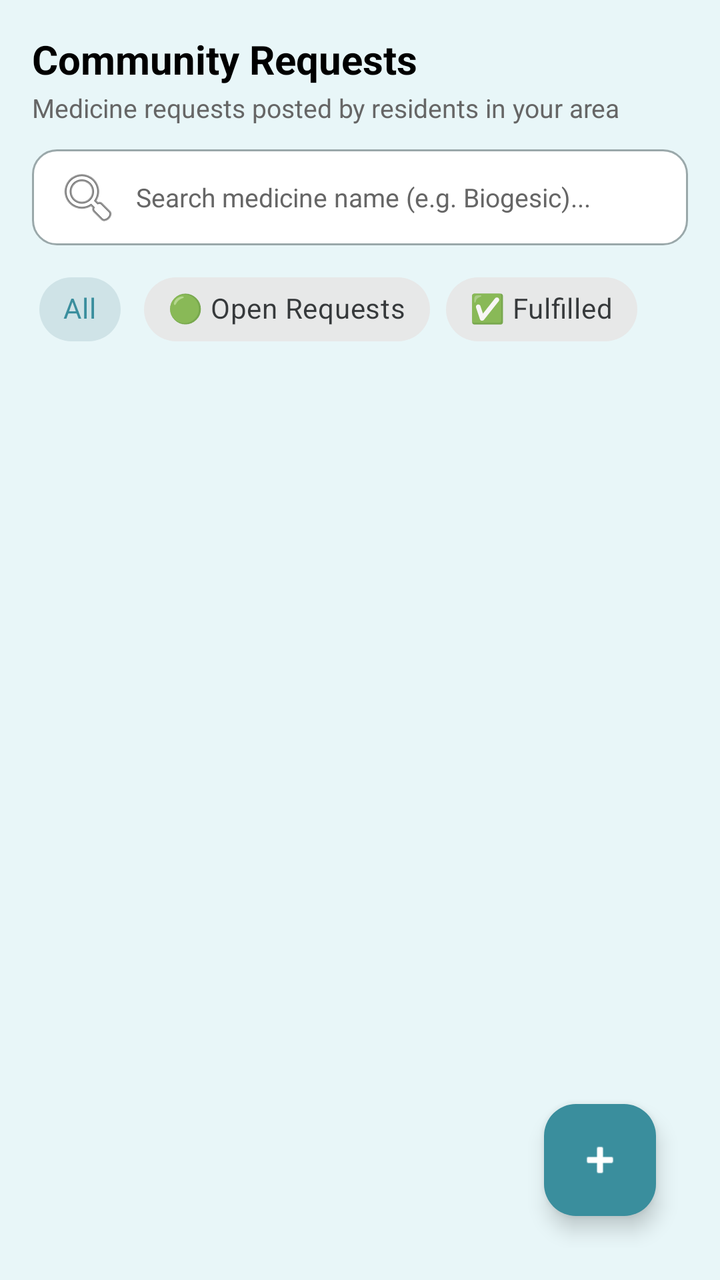
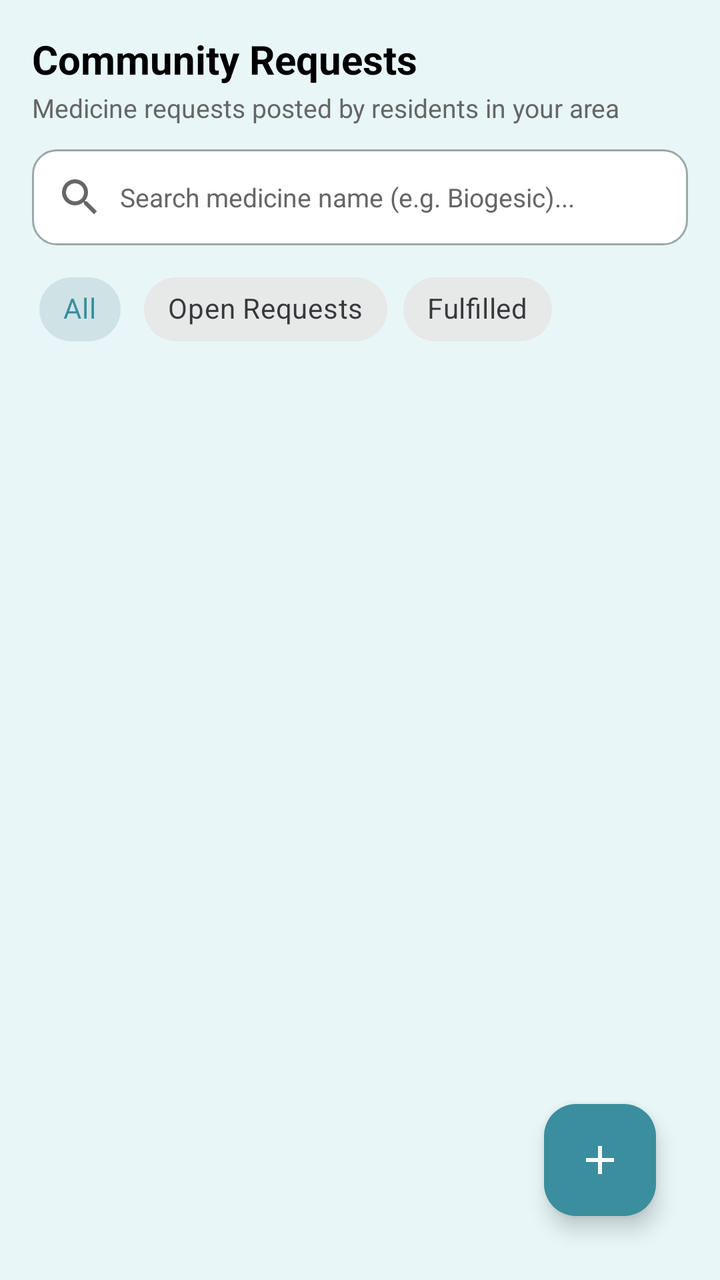

The first picture is an Android layout as it rendered before a commit; the second is the same layout after the commit. The layout source and the unified diff follow.
<!-- AndroidManifest.xml: application theme Theme.PharmaFind -->
<!-- res/layout/fragment_customer_feed.xml -->
<?xml version="1.0" encoding="utf-8"?>
<androidx.constraintlayout.widget.ConstraintLayout xmlns:android="http://schemas.android.com/apk/res/android"
    xmlns:app="http://schemas.android.com/apk/res-auto"
    android:layout_width="match_parent"
    android:layout_height="match_parent"
    android:background="@color/background_light"
    android:padding="16dp">

    <TextView
        android:id="@+id/tvFeedTitle"
        android:layout_width="wrap_content"
        android:layout_height="wrap_content"
        android:text="Community Requests"
        android:textColor="@color/black"
        android:textSize="20sp"
        android:textStyle="bold"
        app:layout_constraintStart_toStartOf="parent"
        app:layout_constraintTop_toTopOf="parent" />

    <TextView
        android:id="@+id/tvFeedSub"
        android:layout_width="0dp"
        android:layout_height="wrap_content"
        android:layout_marginTop="2dp"
        android:text="Medicine requests posted by residents in your area"
        android:textColor="@color/text_gray"
        android:textSize="13sp"
        app:layout_constraintEnd_toEndOf="parent"
        app:layout_constraintStart_toStartOf="parent"
        app:layout_constraintTop_toBottomOf="@id/tvFeedTitle" />

    
    <EditText
        android:id="@+id/etSearchFeed"
        android:layout_width="match_parent"
        android:layout_height="48dp"
        android:layout_marginTop="12dp"
        android:background="@drawable/edittext_background"
        android:drawableStart="@android:drawable/ic_menu_search"
        android:drawablePadding="8dp"
        android:hint="Search medicine name (e.g. Biogesic)..."
        android:inputType="text"
        android:paddingHorizontal="12dp"
        android:textColor="@color/black"
        android:textColorHint="@color/text_gray"
        android:textSize="13sp"
        app:layout_constraintTop_toBottomOf="@id/tvFeedSub" />

    
    <com.google.android.material.chip.ChipGroup
        android:id="@+id/chipGroupFilter"
        android:layout_width="match_parent"
        android:layout_height="wrap_content"
        android:layout_marginTop="8dp"
        app:singleSelection="true"
        app:selectionRequired="true"
        app:layout_constraintTop_toBottomOf="@id/etSearchFeed">

        <com.google.android.material.chip.Chip
            android:id="@+id/chipAll"
            style="@style/Widget.MaterialComponents.Chip.Choice"
            android:layout_width="wrap_content"
            android:layout_height="wrap_content"
            android:checked="true"
            android:text="All" />

        <com.google.android.material.chip.Chip
            android:id="@+id/chipOpen"
            style="@style/Widget.MaterialComponents.Chip.Choice"
            android:layout_width="wrap_content"
            android:layout_height="wrap_content"
            android:text="🟢 Open Requests" />

        <com.google.android.material.chip.Chip
            android:id="@+id/chipFulfilled"
            style="@style/Widget.MaterialComponents.Chip.Choice"
            android:layout_width="wrap_content"
            android:layout_height="wrap_content"
            android:text="✅ Fulfilled" />

    </com.google.android.material.chip.ChipGroup>

    <androidx.recyclerview.widget.RecyclerView
        android:id="@+id/rvInquiries"
        android:layout_width="match_parent"
        android:layout_height="0dp"
        android:layout_marginTop="8dp"
        app:layout_constraintBottom_toBottomOf="parent"
        app:layout_constraintTop_toBottomOf="@id/chipGroupFilter" />

    <ProgressBar
        android:id="@+id/pbFeedLoading"
        android:layout_width="wrap_content"
        android:layout_height="wrap_content"
        android:indeterminateTint="@color/primary_teal"
        app:layout_constraintTop_toBottomOf="@id/chipGroupFilter"
        app:layout_constraintBottom_toBottomOf="parent"
        app:layout_constraintStart_toStartOf="parent"
        app:layout_constraintEnd_toEndOf="parent" />

    <TextView
        android:id="@+id/tvFeedEmptyState"
        android:layout_width="0dp"
        android:layout_height="wrap_content"
        android:layout_marginHorizontal="32dp"
        android:gravity="center"
        android:text="No requests found."
        android:textColor="@color/text_gray"
        android:textSize="14sp"
        android:visibility="gone"
        app:layout_constraintTop_toBottomOf="@id/chipGroupFilter"
        app:layout_constraintBottom_toBottomOf="parent"
        app:layout_constraintStart_toStartOf="parent"
        app:layout_constraintEnd_toEndOf="parent" />

    <com.google.android.material.floatingactionbutton.FloatingActionButton
        android:id="@+id/fabPostInquiry"
        android:layout_width="wrap_content"
        android:layout_height="wrap_content"
        android:layout_margin="16dp"
        android:contentDescription="Post Medicine Request"
        android:src="@android:drawable/ic_input_add"
        app:backgroundTint="@color/primary_teal"
        app:tint="@color/white"
        app:layout_constraintBottom_toBottomOf="parent"
        app:layout_constraintEnd_toEndOf="parent" />

</androidx.constraintlayout.widget.ConstraintLayout>
<!-- resources referenced by this layout -->
<resources>
  <color name="background_light">#E8F6F8</color>
  <color name="black">#FF000000</color>
  <color name="primary_teal">#3A8E9D</color>
  <color name="text_gray">#666666</color>
  <color name="white">#FFFFFFFF</color>
  <!-- drawable edittext_background (drawable) -->
  <?xml version="1.0" encoding="utf-8"?>
  <selector xmlns:android="http://schemas.android.com/apk/res/android">
      <item android:state_focused="true">
          <shape>
              <corners android:radius="12dp" />
              <stroke android:width="2dp" android:color="@color/primary_teal" />
              <solid android:color="@color/white" />
          </shape>
      </item>
      <item>
          <shape>
              <corners android:radius="12dp" />
              <stroke android:width="1dp" android:color="@color/field_border" />
              <solid android:color="@color/white" />
          </shape>
      </item>
  </selector>
  <style name="Theme.PharmaFind" parent="Base.Theme.PharmaFind">
          <item name="colorPrimary">@color/primary_teal</item>
          <item name="colorOnPrimary">@color/white</item>
          <item name="colorPrimaryContainer">@color/teal_container</item>
          <item name="colorOnPrimaryContainer">@color/primary_dark</item>
          <item name="colorSecondary">@color/primary_teal</item>
          <item name="colorOnSecondary">@color/white</item>
          <item name="colorSecondaryContainer">@color/teal_container</item>
          <item name="colorOnSecondaryContainer">@color/primary_dark</item>
          <item name="colorSurface">@color/white</item>
          <item name="colorOnSurface">@color/on_surface</item>
          <item name="colorSurfaceVariant">@color/surface_variant</item>
          <item name="colorOnSurfaceVariant">@color/on_surface_variant</item>
          <item name="colorOutline">@color/outline</item>
          <item name="colorSurfaceContainerLowest">@color/white</item>
          <item name="colorSurfaceContainerLow">@color/surface_container_low</item>
          <item name="colorSurfaceContainer">@color/surface_container</item>
          <item name="colorSurfaceContainerHigh">@color/surface_container_high</item>
          <item name="colorSurfaceContainerHighest">@color/surface_container_highest</item>
          
          <item name="elevationOverlayEnabled">false</item>
      </style>
  <color name="field_border">#9AA8AA</color>
  <style name="Base.Theme.PharmaFind" parent="Theme.Material3.Light.NoActionBar">
          <item name="android:forceDarkAllowed" tools:targetApi="q">false</item>
          
          
      </style>
  <color name="teal_container">#D6EEF1</color>
  <color name="primary_dark">#1F6371</color>
  <color name="on_surface">#1B1F21</color>
  <color name="surface_variant">#E3EBEC</color>
  <color name="on_surface_variant">#3F484A</color>
  <color name="outline">#6F797A</color>
  <color name="surface_container_low">#F4F8F8</color>
  <color name="surface_container">#EEF3F4</color>
  <color name="surface_container_high">#E8EEEF</color>
  <color name="surface_container_highest">#E2E9EA</color>
</resources>

<!-- the commit's change to res/layout/fragment_customer_feed.xml (unified diff, before → after) -->
@@ -36,7 +36,8 @@
         android:layout_height="48dp"
         android:layout_marginTop="12dp"
         android:background="@drawable/edittext_background"
-        android:drawableStart="@android:drawable/ic_menu_search"
+        android:drawableStart="@drawable/ic_search"
+        android:drawableTint="@color/text_gray"
         android:drawablePadding="8dp"
         android:hint="Search medicine name (e.g. Biogesic)..."
         android:inputType="text"
@@ -69,14 +70,14 @@
             style="@style/Widget.MaterialComponents.Chip.Choice"
             android:layout_width="wrap_content"
             android:layout_height="wrap_content"
-            android:text="🟢 Open Requests" />
+            android:text="Open Requests" />
 
         <com.google.android.material.chip.Chip
             android:id="@+id/chipFulfilled"
             style="@style/Widget.MaterialComponents.Chip.Choice"
             android:layout_width="wrap_content"
             android:layout_height="wrap_content"
-            android:text="✅ Fulfilled" />
+            android:text="Fulfilled" />
 
     </com.google.android.material.chip.ChipGroup>
 
@@ -119,7 +120,7 @@
         android:layout_height="wrap_content"
         android:layout_margin="16dp"
         android:contentDescription="Post Medicine Request"
-        android:src="@android:drawable/ic_input_add"
+        android:src="@drawable/ic_add"
         app:backgroundTint="@color/primary_teal"
         app:tint="@color/white"
         app:layout_constraintBottom_toBottomOf="parent"
<!-- resource entries referenced after the edit -->
@@ -23,6 +23,28 @@
           </shape>
       </item>
   </selector>
+  <!-- drawable ic_add (drawable) -->
+  <?xml version="1.0" encoding="utf-8"?>
+  <vector xmlns:android="http://schemas.android.com/apk/res/android"
+      android:width="24dp"
+      android:height="24dp"
+      android:viewportWidth="24"
+      android:viewportHeight="24">
+      <path
+          android:fillColor="#FF000000"
+          android:pathData="M19,13h-6v6h-2v-6H5v-2h6V5h2v6h6v2z" />
+  </vector>
+  <!-- drawable ic_search (drawable) -->
+  <?xml version="1.0" encoding="utf-8"?>
+  <vector xmlns:android="http://schemas.android.com/apk/res/android"
+      android:width="24dp"
+      android:height="24dp"
+      android:viewportWidth="24"
+      android:viewportHeight="24">
+      <path
+          android:fillColor="#FF000000"
+          android:pathData="M15.5,14h-0.79l-0.28,-0.27C15.41,12.59 16,11.11 16,9.5 16,5.91 13.09,3 9.5,3S3,5.91 3,9.5 5.91,16 9.5,16c1.61,0 3.09,-0.59 4.23,-1.57l0.27,0.28v0.79l5,4.99L20.49,19l-4.99,-5zM9.5,14C7.01,14 5,11.99 5,9.5S7.01,5 9.5,5 14,7.01 14,9.5 11.99,14 9.5,14z" />
+  </vector>
   <style name="Theme.PharmaFind" parent="Base.Theme.PharmaFind">
           <item name="colorPrimary">@color/primary_teal</item>
           <item name="colorOnPrimary">@color/white</item>
